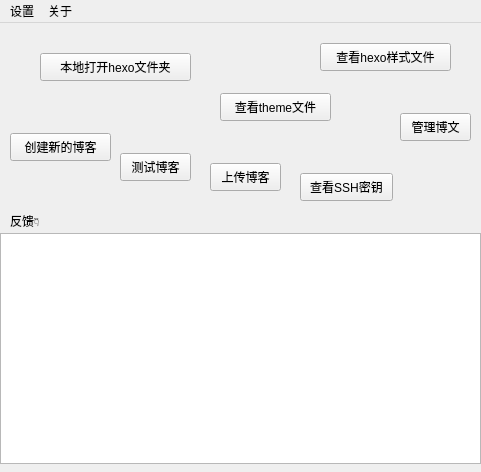
First picture: the form in hexo_GUI/hexo_GUI.ui, repository intmian/hexo_GUI, before the edit.
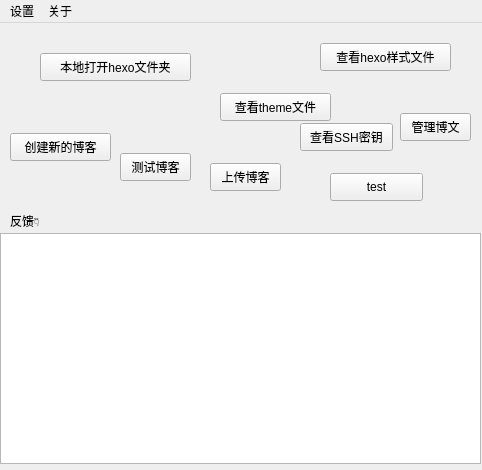
Second picture: the form after the edit.

```diff
--- a/hexo_GUI/hexo_GUI.ui
+++ b/hexo_GUI/hexo_GUI.ui
@@ -6,8 +6,8 @@
    <rect>
     <x>0</x>
     <y>0</y>
-    <width>481</width>
-    <height>472</height>
+    <width>482</width>
+    <height>470</height>
    </rect>
   </property>
   <property name="windowTitle">
@@ -80,7 +80,7 @@
     <property name="geometry">
      <rect>
       <x>300</x>
-      <y>150</y>
+      <y>100</y>
       <width>93</width>
       <height>28</height>
      </rect>
@@ -141,13 +141,26 @@
      <string>反馈👇</string>
     </property>
    </widget>
+   <widget class="QPushButton" name="test">
+    <property name="geometry">
+     <rect>
+      <x>330</x>
+      <y>150</y>
+      <width>93</width>
+      <height>28</height>
+     </rect>
+    </property>
+    <property name="text">
+     <string>test</string>
+    </property>
+   </widget>
   </widget>
   <widget class="QMenuBar" name="menuBar">
    <property name="geometry">
     <rect>
      <x>0</x>
      <y>0</y>
-     <width>481</width>
+     <width>482</width>
      <height>26</height>
     </rect>
    </property>
```
Left out of the diff: 22 changed lines with no effect on the pictures.
